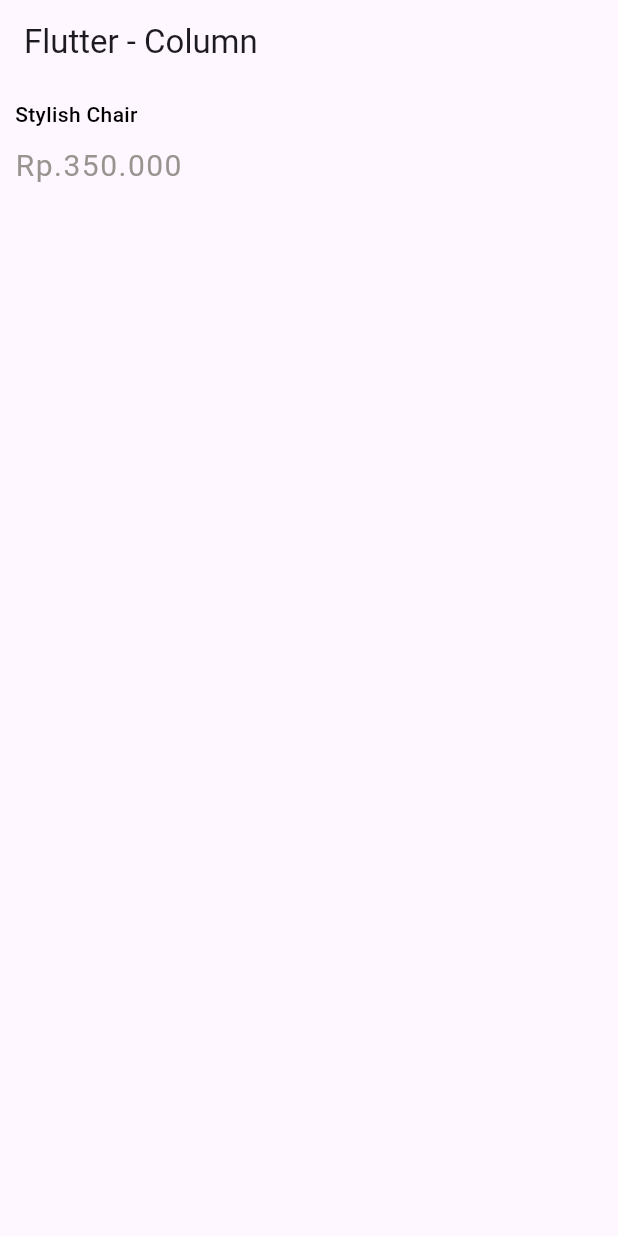
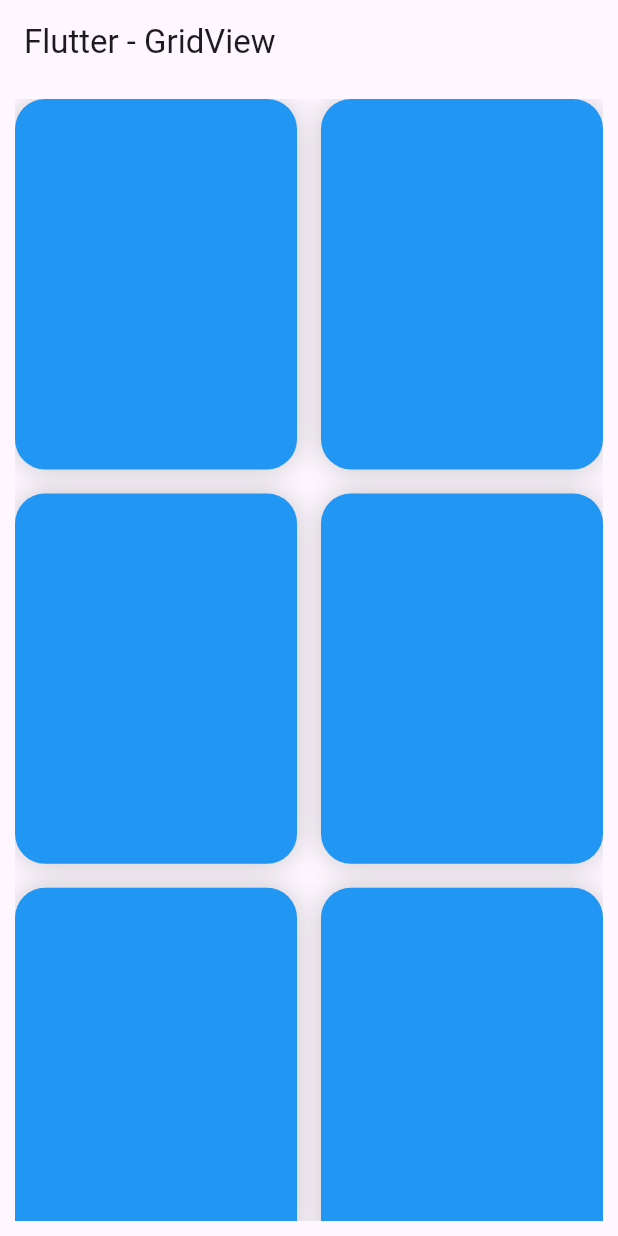
Before and after one commit to MuhammadIbraAlfathar/flutter-basic, a Flutter app: the screen it shows after launch, on a phone screen of 412 x 824 dp. Run offline on Flutter 3.47's test engine with Material 3 defaults, Android fonts, the phone set to English and light mode, and no system bars; our stand-ins replace image_gallery_saver, image_picker.

Commit message:
[basic layout] belajar membuat grid view dan expanded

```diff
--- a/lib/main.dart
+++ b/lib/main.dart
@@ -1,6 +1,8 @@
 import 'package:flutter/material.dart';
 import 'package:flutter_application_1/widget_lesson/basic_layout/center_widget.dart';
 import 'package:flutter_application_1/widget_lesson/basic_layout/column_widget.dart';
+import 'package:flutter_application_1/widget_lesson/basic_layout/expanded_widget.dart';
+import 'package:flutter_application_1/widget_lesson/basic_layout/gridview_widget.dart';
 
 void main() {
   runApp(const MyApp());
@@ -34,7 +36,7 @@ class MyApp extends StatelessWidget {
         // primarySwatch: Colors.blue,
         useMaterial3: true,
       ),
-      home: const ColumnWidget(),
+      home: const GridViewWidget(),
     );
   }
 }
--- /dev/null
+++ b/lib/widget_lesson/basic_layout/gridview_widget.dart
@@ -0,0 +1,48 @@
+import 'package:flutter/material.dart';
+
+class GridViewWidget extends StatelessWidget {
+  const GridViewWidget({super.key});
+
+  @override
+  Widget build(BuildContext context) {
+    return Scaffold(
+      appBar: AppBar(
+        title: const Text("Flutter - GridView"),
+        actions: const [],
+      ),
+      body: Container(
+        padding: const EdgeInsets.all(10.0),
+        child: Column(
+          children: [
+            Expanded(
+              child: GridView.count(
+                crossAxisCount: 2,
+                childAspectRatio: 185 / 243,
+                mainAxisSpacing: 16,
+                crossAxisSpacing: 16,
+                children: [
+                  ...List.generate(
+                      20,
+                      (index) => Container(
+                            height: 300,
+                            width: double.infinity,
+                            decoration: BoxDecoration(
+                                color: Colors.blue,
+                                borderRadius: BorderRadius.circular(20),
+                                boxShadow: [
+                                  BoxShadow(
+                                    color: Colors.black.withOpacity(0.2),
+                                    offset: Offset.zero,
+                                    blurRadius: 15.0,
+                                  ),
+                                ]),
+                          ))
+                ],
+              ),
+            )
+          ],
+        ),
+      ),
+    );
+  }
+}
```
Also changed, not shown: lib/widget_lesson/basic_layout/expanded_widget.dart (added, +39 -0 lines).
